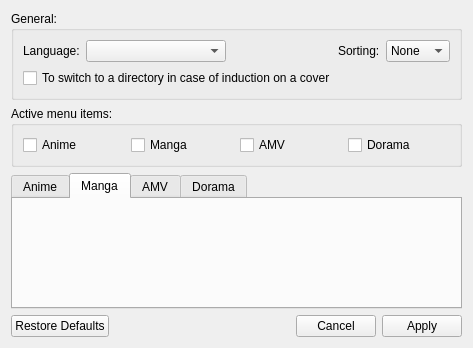
Old version of the form formsettings.ui in the repository LibertaSoft/DatabaseAnime.
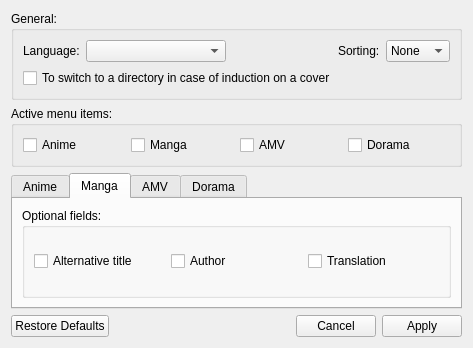
New version of the form. The open tabs and pages were chosen to show the change.

Commit message: Добавление настроек для DialogAddManga

```diff
--- a/formsettings.ui
+++ b/formsettings.ui
@@ -234,6 +234,41 @@
       <attribute name="title">
        <string>Manga</string>
       </attribute>
+      <layout class="QVBoxLayout" name="verticalLayout">
+       <item>
+        <widget class="QGroupBox" name="GBox_FieldsForEdit_2">
+         <property name="title">
+          <string>Optional fields:</string>
+         </property>
+         <property name="checkable">
+          <bool>false</bool>
+         </property>
+         <layout class="QGridLayout" name="gridLayout_2">
+          <item row="0" column="1">
+           <widget class="QCheckBox" name="CBox_Manga_Author">
+            <property name="text">
+             <string>Author</string>
+            </property>
+           </widget>
+          </item>
+          <item row="0" column="0">
+           <widget class="QCheckBox" name="CBox_Manga_AltTitle">
+            <property name="text">
+             <string>Alternative title</string>
+            </property>
+           </widget>
+          </item>
+          <item row="0" column="2">
+           <widget class="QCheckBox" name="CBox_Manga_Translation">
+            <property name="text">
+             <string>Translation</string>
+            </property>
+           </widget>
+          </item>
+         </layout>
+        </widget>
+       </item>
+      </layout>
      </widget>
      <widget class="QWidget" name="tab_3">
       <attribute name="title">
```
Left out of the diff: 8 changed lines with no effect on the pictures. The commit also changes 4 other files.
